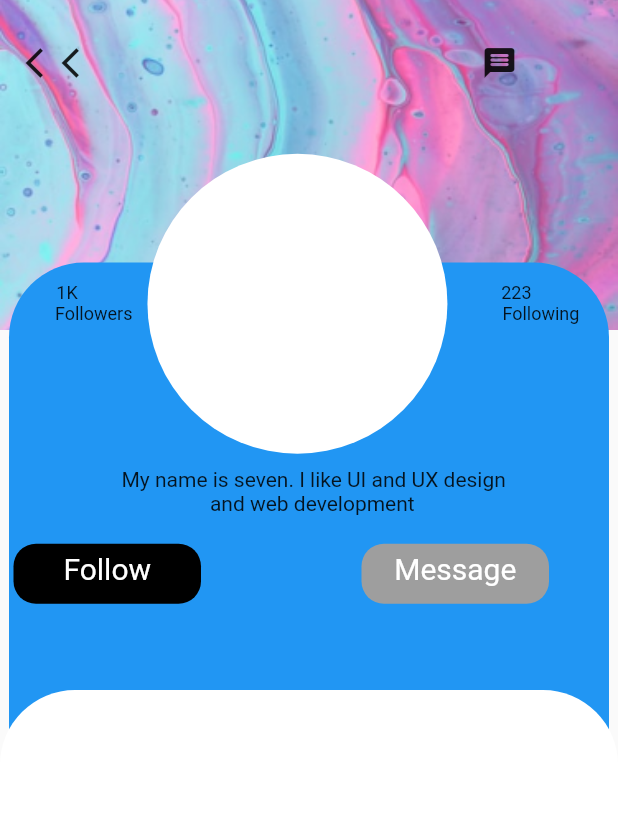
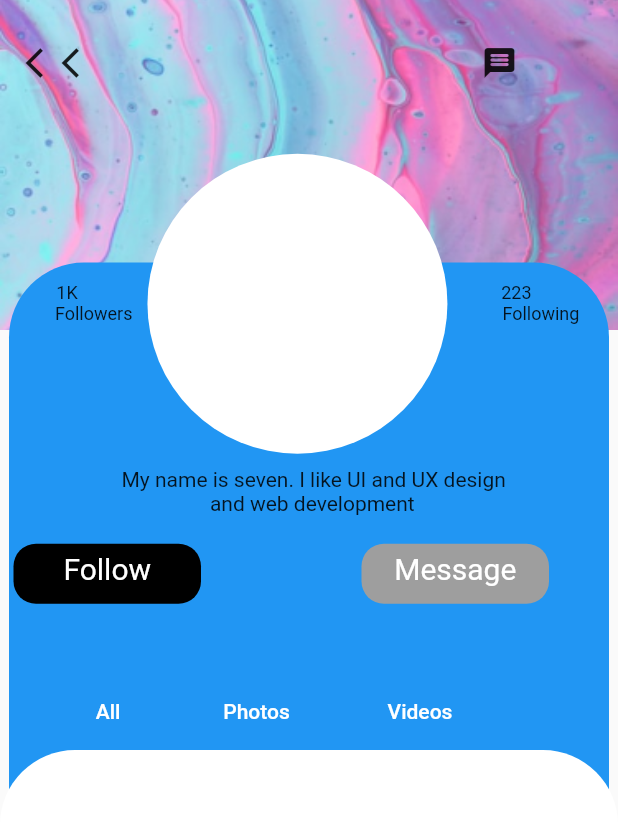
Before and after one commit to Whatsuf148/UI-Challenge, a Flutter app: the screen it shows after launch, on a phone screen of 412 x 824 dp. Shown: the top 828 px of the screen. Run offline on Flutter 3.47's test engine with Material 2 defaults, Android fonts, the phone set to English and light mode, and no system bars.

Commit message:
Profile Page UI - Creation

```diff
--- a/lib/main.dart
+++ b/lib/main.dart
@@ -419,11 +419,10 @@
                 width: 1,
                 height: 765,
               ),
-
               Padding(
                 padding: const EdgeInsets.all(8.0),
                 child: InkWell(
-                    onTap: (){},
+                  onTap: () {},
                   child: Container(
                     height: 40,
                     width: 125,
@@ -445,11 +444,10 @@
                   ),
                 ),
               ),
-
               Padding(
                 padding: const EdgeInsets.only(left: 99),
                 child: InkWell(
-                    onTap: (){},
+                  onTap: () {},
                   child: Container(
                     height: 40,
                     width: 125,
@@ -471,7 +469,6 @@
                   ),
                 ),
               ),
-
             ],
           ),
 
@@ -527,7 +524,7 @@
           Column(
             children: [
               SizedBox(
-                height: 460,
+                height: 500,
                 width: 1,
               ),
               Container(
@@ -538,7 +535,6 @@
                   borderRadius: BorderRadius.circular(50),
                   color: Colors.white,
                 ),
-
               ),
             ],
           )
```
Lines whose indentation alone changed are shown as unchanged.
